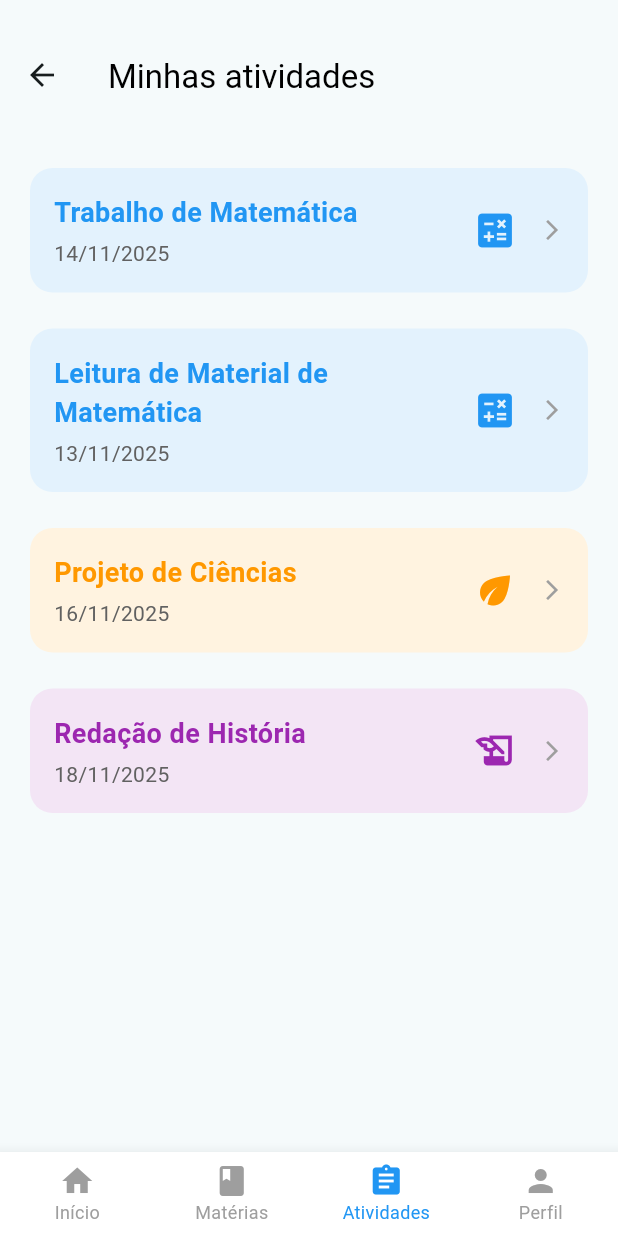
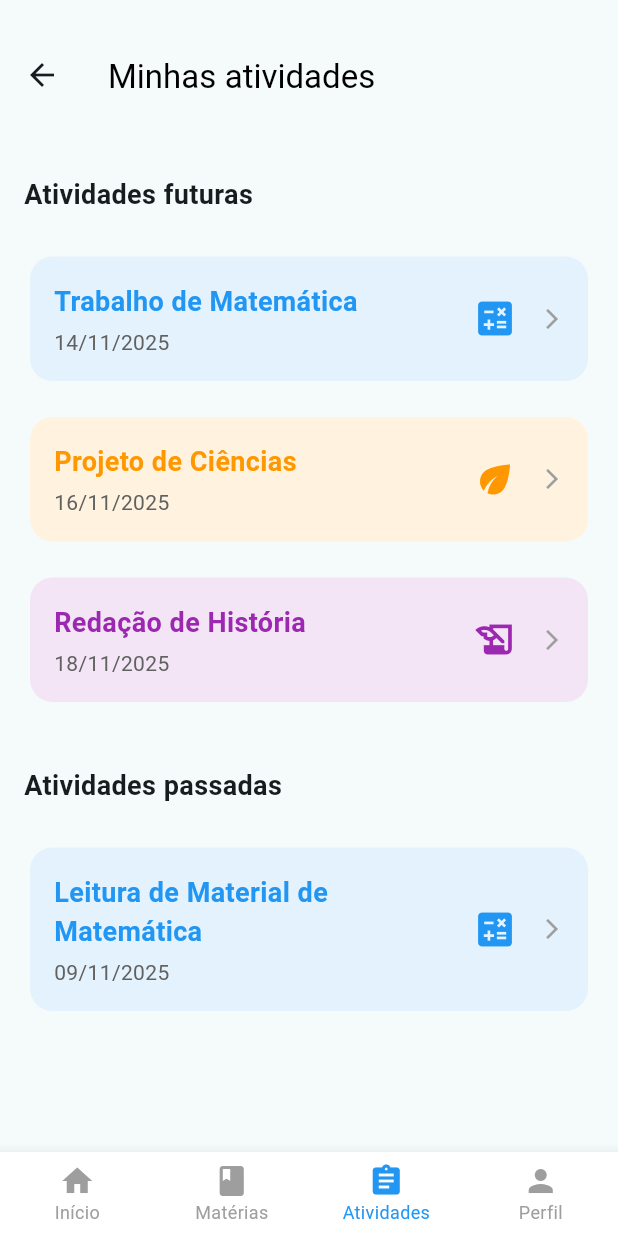
Before and after one commit to PoliGrades/Frontend, a Flutter app: the AssignmentOverviewScreen screen opened directly, on a phone screen of 412 x 824 dp. Run offline on Flutter 3.47's test engine with Material 3 defaults, Android fonts, the phone set to English and light mode, and no system bars; our stand-ins replace fl_chart, google_fonts, syncfusion_flutter_calendar; missing offline and left inert: syncfusion_localizations.

Commit message:
feat: separate past and future assignments

```diff
--- a/lib/src/assignment_overview_screen.dart
+++ b/lib/src/assignment_overview_screen.dart
@@ -100,6 +100,9 @@ class MobileAssignmenteOverviewScreen extends StatelessWidget{
 
   @override
   Widget build(BuildContext context) {
+    final now = DateTime.now();
+    final futureAssignments = assigments.where((a) => a.dueDate.isAfter(now)).toList();
+    final pastAssignments = assigments.where((a) => a.dueDate.isBefore(now)).toList();
     return Scaffold(
       appBar: AppBar(
         toolbarHeight: 100,
@@ -113,14 +116,36 @@ class MobileAssignmenteOverviewScreen extends StatelessWidget{
         ),
         elevation: 0,
       ),
-      body: ListView.builder(
-        padding: EdgeInsets.zero,
-        itemCount: assigments.length,
-        itemBuilder: (context, index) {
-          final assignment = assigments[index];
-          return AssignmentOverviewCard(assignment: assignment);
-        },
-      ),
+      body: ListView(
+      padding: EdgeInsets.zero,
+      children: [
+        if (futureAssignments.isNotEmpty) ...[
+          Padding(
+            padding: const EdgeInsets.all(16.0),
+            child: Text("Atividades futuras",
+                style: TextStyle(
+                  fontSize: 18,
+                  fontWeight: FontWeight.bold,
+                  fontFamily: GoogleFonts.leagueSpartan().fontFamily,
+                )),
+          ),
+          ...futureAssignments.map((a) => AssignmentOverviewCard(assignment: a)),
+        ],
+        if (pastAssignments.isNotEmpty) ...[
+          Padding(
+            //padding: const EdgeInsets.all(16.0),
+            padding: const EdgeInsets.fromLTRB(16.0, 30.0, 16.0, 16.0),
+            child: Text("Atividades passadas",
+                style: TextStyle(
+                  fontSize: 18,
+                  fontWeight: FontWeight.bold,
+                  fontFamily: GoogleFonts.leagueSpartan().fontFamily,
+                )),
+          ),
+          ...pastAssignments.map((a) => AssignmentOverviewCard(assignment: a)),
+        ],
+      ],
+    ),
       bottomNavigationBar: BottomNavigationBar(
         currentIndex: selectedIndex,
         backgroundColor: Colors.white,
@@ -174,6 +199,10 @@ class DesktopAssignmentOverviewScreen extends StatelessWidget{
   @override
   Widget build(BuildContext context) {
     final size = MediaQuery.of(context).size;
+    final now = DateTime.now();
+    final futureAssignments = assignments.where((a) => a.dueDate.isAfter(now)).toList();
+    final pastAssignments = assignments.where((a) => a.dueDate.isBefore(now)).toList();
+
     return Scaffold(
       appBar: AppBar(
         automaticallyImplyLeading: false,
@@ -307,7 +336,6 @@ class DesktopAssignmentOverviewScreen extends StatelessWidget{
               ),
             ),
           ),
-
           Expanded(
             child: Center(
               child: SizedBox(
@@ -316,7 +344,7 @@ class DesktopAssignmentOverviewScreen extends StatelessWidget{
                   crossAxisAlignment: CrossAxisAlignment.start,
                   children: [
                   Padding(
-                    padding: const EdgeInsets.fromLTRB(20.0, 10.0, 20.0, 0.0),
+                    padding: const EdgeInsets.all(16.0),
                     child: Text(
                       "Minhas Atividades",
                       style: TextStyle(
@@ -330,15 +358,41 @@ class DesktopAssignmentOverviewScreen extends StatelessWidget{
                     padding: EdgeInsets.symmetric(horizontal: 16.0),
                   ),
                   Expanded(
-                    child: ListView.builder(
+                    child: ListView(
                       padding: const EdgeInsets.only(top: 0.0),
-                      itemCount: assignments.length,
-                      itemBuilder: (context, index) {
-                        final assignment = assignments[index];
-                        return AssignmentOverviewCard(assignment: assignment);
-                      },
+                      children: [
+                        if (futureAssignments.isNotEmpty) ...[
+                          Padding(
+                            padding: const EdgeInsets.fromLTRB(16.0, 30.0, 16.0, 16.0),
+                            child: Text(
+                              "Atividades futuras",
+                              style: TextStyle(
+                                fontSize: 18,
+                                fontWeight: FontWeight.bold,
+                                fontFamily: GoogleFonts.leagueSpartan().fontFamily,
+                              ),
+                            ),
+                          ),
+                          ...futureAssignments.map((a) => AssignmentOverviewCard(assignment: a)),
+                        ],
+                        if (pastAssignments.isNotEmpty) ...[
+                          Padding(
+                            padding: const
+                            EdgeInsets.fromLTRB(16.0, 30.0, 16.0, 16.0),
+                            child: Text(
+                              "Atividades passadas",
+                              style: TextStyle(
+                                fontSize: 18,
+                                fontWeight: FontWeight.bold,
+                                fontFamily: GoogleFonts.leagueSpartan().fontFamily,
+                              ),
+                            ),
+                          ),
+                          ...pastAssignments.map((a) => AssignmentOverviewCard(assignment: a)),
+                        ],
+                      ],
                     ),
-                  ),
+                  )
                 ],
               ),
             ),
--- a/lib/src/data/Assignments.dart
+++ b/lib/src/data/Assignments.dart
@@ -46,7 +46,7 @@ class Assignments {
   Assignment(
     title: 'Leitura de Material de Matemática',
     description: 'Ler o material sobre álgebra linear.',
-    dueDate: DateTime.now().add(const Duration(days: 2)),
+    dueDate: DateTime.now().subtract(const Duration(days: 2)),
     course: 'Matemática',
     attachments: [
       Attachment(
```
